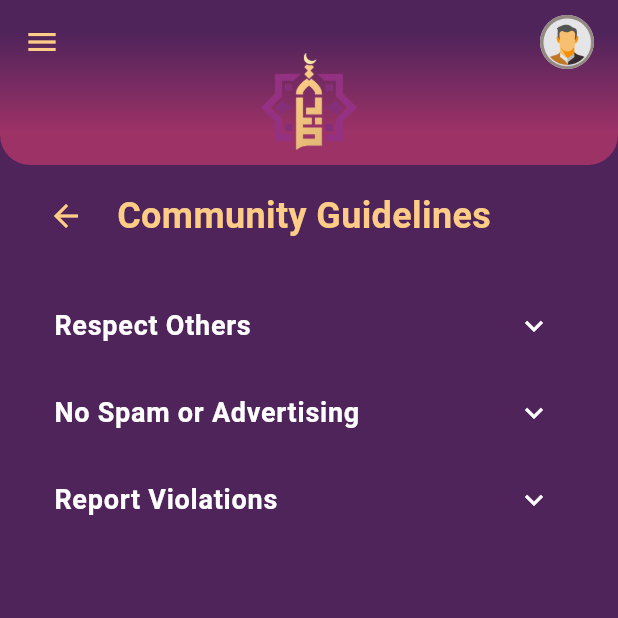
After one commit to dojosgithub/the-minaret, a Flutter app: the CommunityGuidelinesScreen screen opened directly, on a phone screen of 412 x 824 dp, the top half of it. The commit adds this screen. Run offline on Flutter 3.47's test engine with Material 3 defaults, Android fonts, the phone set to English and light mode, and no system bars.

Commit message:
Add Community Guidelines screen

```diff
--- /dev/null
+++ b/lib/screens/community_guidelines_screen.dart
@@ -0,0 +1,108 @@
+import 'package:flutter/material.dart';
+import '../widgets/top_bar.dart';
+
+class CommunityGuidelinesScreen extends StatefulWidget {
+  const CommunityGuidelinesScreen({super.key});
+
+  @override
+  State<CommunityGuidelinesScreen> createState() => _CommunityGuidelinesScreenState();
+}
+
+class _CommunityGuidelinesScreenState extends State<CommunityGuidelinesScreen> {
+  final List<Map<String, String>> guidelines = [
+    {
+      "title": "Respect Others",
+      "content":
+          "All users should be treated with respect. Harassment, hate speech, and bullying will not be tolerated in any form."
+    },
+    {
+      "title": "No Spam or Advertising",
+      "content":
+          "Avoid spamming, advertising, or promoting other platforms without permission. Keep discussions relevant and meaningful."
+    },
+    {
+      "title": "Report Violations",
+      "content":
+          "If you encounter any violations of our guidelines, report them immediately so we can take appropriate action."
+    },
+  ];
+
+  @override
+  Widget build(BuildContext context) {
+    return Scaffold(
+      backgroundColor: const Color(0xFF4F245A),
+
+      // Top Bar with Menu & Profile
+      appBar: TopBar(
+        onMenuPressed: () => Navigator.pop(context),
+        onProfilePressed: () {},
+        profileImage: 'assets/profile_picture.png',
+      ),
+
+      body: Padding(
+        padding: const EdgeInsets.symmetric(horizontal: 20),
+        child: Column(
+          crossAxisAlignment: CrossAxisAlignment.start,
+          children: [
+            // Back Button & Title
+            const SizedBox(height: 10),
+            Row(
+              children: [
+                IconButton(
+                  icon: const Icon(Icons.arrow_back, color: Color(0xFFFDCC87)),
+                  onPressed: () => Navigator.pop(context),
+                ),
+                const SizedBox(width: 10),
+                const Text(
+                  "Community Guidelines",
+                  style: TextStyle(
+                    color: Color(0xFFFDCC87),
+                    fontSize: 24,
+                    fontWeight: FontWeight.bold,
+                  ),
+                ),
+              ],
+            ),
+
+            const SizedBox(height: 20),
+
+            // Expandable Sections
+            Expanded(
+              child: ListView.builder(
+                itemCount: guidelines.length,
+                itemBuilder: (context, index) {
+                  return _buildExpandableSection(
+                    title: guidelines[index]["title"]!,
+                    content: guidelines[index]["content"]!,
+                  );
+                },
+              ),
+            ),
+          ],
+        ),
+      ),
+    );
+  }
+
+  // Helper function for expandable sections
+  Widget _buildExpandableSection({required String title, required String content}) {
+    return ExpansionTile(
+      title: Text(
+        title,
+        style: const TextStyle(color: Colors.white, fontSize: 18, fontWeight: FontWeight.bold),
+      ),
+      collapsedBackgroundColor: Colors.transparent,
+      backgroundColor: Colors.transparent,
+      childrenPadding: const EdgeInsets.symmetric(horizontal: 16, vertical: 10),
+      iconColor: Colors.white,
+      collapsedIconColor: Colors.white,
+      shape: RoundedRectangleBorder(borderRadius: BorderRadius.circular(8)),
+      children: [
+        Text(
+          content,
+          style: const TextStyle(color: Colors.white70, fontSize: 16),
+        ),
+      ],
+    );
+  }
+}
--- a/lib/screens/menu_screen.dart
+++ b/lib/screens/menu_screen.dart
@@ -2,6 +2,7 @@ import 'package:flutter/material.dart';
 import 'notifications_menu_screen.dart';
 import 'language_screen.dart';
 import 'feedback_screen.dart';
+import 'community_guidelines_screen.dart';
 import '../widgets/top_bar.dart';
 
 class MenuScreen extends StatelessWidget {
@@ -61,7 +62,12 @@ class MenuScreen extends StatelessWidget {
                       MaterialPageRoute(builder: (context) => const LanguageScreen()),
                     );
                   }),
-                  _buildMenuItem(context, "Community Guidelines", Icons.groups_outlined, () {}),
+                  _buildMenuItem(context, "Community Guidelines", Icons.groups_outlined, () {
+                      Navigator.push(
+                      context,
+                      MaterialPageRoute(builder: (context) => const CommunityGuidelinesScreen()),
+                    );
+                  }),
                   _buildMenuItem(context, "Feedback", Icons.verified_user_outlined, () {
                       Navigator.push(
                       context,
```
